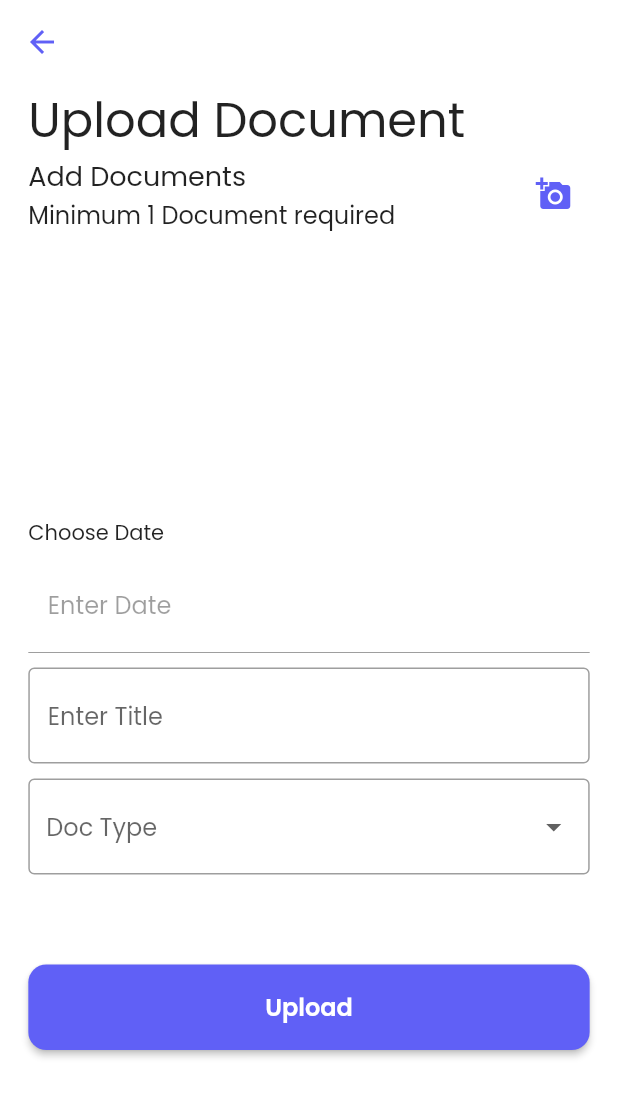
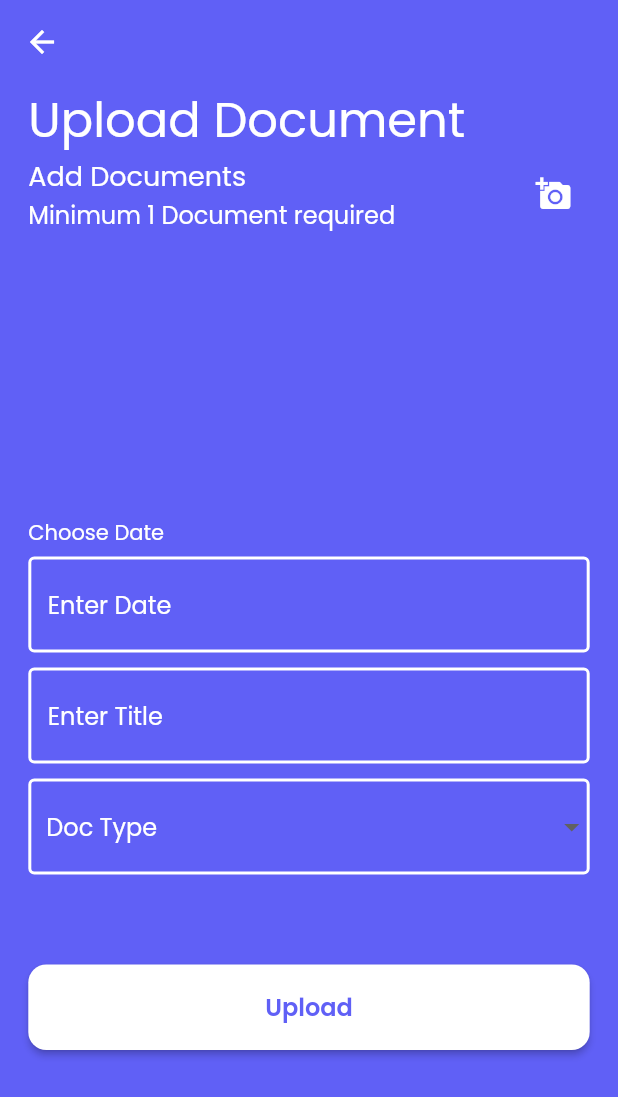
Before and after one commit to Debajyoti14/MamaVault, a Flutter app: the DocumentUpload screen opened directly, on a phone screen of 412 x 824 dp. Shown: the top 1097 px of the screen. Run offline on Flutter 3.47's test engine with Material 2 defaults, Android fonts, the phone set to English and light mode, and no system bars; our stand-ins replace accordion, circular_countdown_timer, cloud_firestore, file_picker, firebase_auth, firebase_core and 17 more; missing offline and left inert: clipboard, onboarding, pdf_render; accounts and stored records are empty; statements that could not run were skipped.

Commit message:
Upload Doc Color Changed to Purple

```diff
--- a/lib/resources/components/custom_text_field.dart
+++ b/lib/resources/components/custom_text_field.dart
@@ -13,6 +13,7 @@ class CustomTextField extends StatelessWidget {
   final double? width;
   final double? height;
   final bool isNumber;
+  final bool isPurple;
   const CustomTextField({
     super.key,
     this.obscureText = false,
@@ -26,6 +27,7 @@ class CustomTextField extends StatelessWidget {
     this.width,
     this.height,
     this.isNumber = false,
+    this.isPurple = false,
   });
 
   @override
@@ -35,18 +37,34 @@ class CustomTextField extends StatelessWidget {
       child: TextFormField(
         keyboardType: isNumber ? TextInputType.number : TextInputType.text,
         controller: controller,
+        cursorColor: isPurple ? Colors.white : AppColors.primaryPurple,
+        style:
+            TextStyle(color: isPurple ? Colors.white : AppColors.primaryPurple),
         decoration: InputDecoration(
-            focusedBorder: const OutlineInputBorder(
-              borderSide: BorderSide(color: AppColors.primaryPurple),
+          focusedBorder: OutlineInputBorder(
+            borderSide: BorderSide(
+              color: isPurple ? Colors.white : AppColors.primaryPurple,
+              width: isPurple ? 2 : 1,
             ),
-            enabledBorder: const OutlineInputBorder(
-              borderSide: BorderSide(color: Colors.grey),
+          ),
+          enabledBorder: OutlineInputBorder(
+            borderSide: BorderSide(
+              color: isPurple ? Colors.white : AppColors.primaryPurple,
+              width: isPurple ? 2 : 1,
             ),
-            contentPadding: EdgeInsets.symmetric(
-              vertical: height ?? 7,
-              horizontal: 13,
-            ),
-            hintText: hintText),
+          ),
+          contentPadding: EdgeInsets.symmetric(
+            vertical: height ?? 7,
+            horizontal: 13,
+          ),
+          hintText: hintText,
+          labelStyle: TextStyle(
+            color: isPurple ? Colors.white : AppColors.primaryPurple,
+          ),
+          hintStyle: TextStyle(
+            color: isPurple ? Colors.white : AppColors.primaryPurple,
+          ),
+        ),
         onSaved: onSaved,
         validator: validator,
       ),
--- a/lib/resources/components/primary_button.dart
+++ b/lib/resources/components/primary_button.dart
@@ -1,18 +1,22 @@
+// ignore_for_file: public_member_api_docs, sort_constructors_first
 import 'package:flutter/material.dart';
 import 'package:google_fonts/google_fonts.dart';
+
 import 'package:interrupt/resources/colors.dart';
 
 class PrimaryButton extends StatefulWidget {
   final String buttonTitle;
   final bool isLoading;
+  final bool isPurple;
 
   final void Function() onPressed;
   const PrimaryButton({
-    super.key,
+    Key? key,
     required this.buttonTitle,
+    this.isLoading = false,
+    this.isPurple = false,
     required this.onPressed,
-    this.isLoading = false,
-  });
+  }) : super(key: key);
 
   @override
   State<PrimaryButton> createState() => _PrimaryButtonState();
@@ -29,7 +33,8 @@ class _PrimaryButtonState extends State<PrimaryButton> {
         style: ElevatedButton.styleFrom(
           shape:
               RoundedRectangleBorder(borderRadius: BorderRadius.circular(12.0)),
-          backgroundColor: AppColors.primaryPurple,
+          backgroundColor:
+              widget.isPurple ? Colors.white : AppColors.primaryPurple,
           textStyle: TextStyle(
             fontFamily: GoogleFonts.poppins().fontFamily,
             fontWeight: FontWeight.w600,
@@ -37,14 +42,23 @@ class _PrimaryButtonState extends State<PrimaryButton> {
           ),
         ),
         child: widget.isLoading
-            ? const Center(
+            ? Center(
                 child: CircularProgressIndicator(
-                  color: Colors.white,
+                  color:
+                      widget.isPurple ? AppColors.primaryPurple : Colors.white,
                 ),
               )
             : Padding(
                 padding: const EdgeInsets.symmetric(horizontal: 8),
-                child: Text(widget.buttonTitle, textAlign: TextAlign.center),
+                child: Text(
+                  widget.buttonTitle,
+                  textAlign: TextAlign.center,
+                  style: TextStyle(
+                    color: widget.isPurple
+                        ? AppColors.primaryPurple
+                        : Colors.white,
+                  ),
+                ),
               ),
       ),
     );
--- a/lib/view/upload_document.dart
+++ b/lib/view/upload_document.dart
@@ -153,10 +153,11 @@ class _DocumentUploadState extends State<DocumentUpload> {
   @override
   Widget build(BuildContext context) {
     return Scaffold(
+      backgroundColor: AppColors.primaryPurple,
       appBar: AppBar(
         elevation: 0,
-        backgroundColor: Colors.white,
-        iconTheme: const IconThemeData(color: AppColors.primaryPurple),
+        backgroundColor: AppColors.primaryPurple,
+        iconTheme: const IconThemeData(color: Colors.white),
       ),
       body: Padding(
         padding: EdgeInsets.symmetric(horizontal: defaultPadding),
@@ -174,6 +175,7 @@ class _DocumentUploadState extends State<DocumentUpload> {
                       fontFamily:
                           GoogleFonts.poppins(fontWeight: FontWeight.bold)
                               .fontFamily,
+                      color: Colors.white,
                     ),
                   ),
                 ),
@@ -190,6 +192,7 @@ class _DocumentUploadState extends State<DocumentUpload> {
                               fontFamily: GoogleFonts.poppins(
                                       fontWeight: FontWeight.bold)
                                   .fontFamily,
+                              color: Colors.white,
                             ),
                           ),
                           Text(
@@ -199,13 +202,14 @@ class _DocumentUploadState extends State<DocumentUpload> {
                               fontFamily: GoogleFonts.poppins(
                                       fontWeight: FontWeight.w500)
                                   .fontFamily,
+                              color: Colors.white,
                             ),
                           ),
                         ],
                       ),
                       (fileList.isEmpty)
                           ? IconButton(
-                              color: AppColors.primaryPurple,
+                              color: Colors.white,
                               icon: const Icon(Icons.add_a_photo),
                               onPressed: () async {
                                 openPicker();
@@ -226,7 +230,7 @@ class _DocumentUploadState extends State<DocumentUpload> {
                             margin: const EdgeInsets.symmetric(vertical: 5),
                             decoration: BoxDecoration(
                               border: Border.all(
-                                  width: 2, color: AppColors.primaryPurple),
+                                  width: 2, color: Colors.grey.shade300),
                               color: const Color.fromARGB(255, 231, 231, 255),
                               borderRadius:
                                   const BorderRadius.all(Radius.circular(8)),
@@ -250,7 +254,10 @@ class _DocumentUploadState extends State<DocumentUpload> {
                 const SizedBox(height: 30),
                 const Align(
                   alignment: Alignment.centerLeft,
-                  child: Text("Choose Date"),
+                  child: Text(
+                    "Choose Date",
+                    style: TextStyle(color: Colors.white),
+                  ),
                 ),
                 const SizedBox(
                   height: 5,
@@ -267,16 +274,18 @@ class _DocumentUploadState extends State<DocumentUpload> {
                         return null;
                       }
                     },
-                    enabled: false,
+                    cursorColor: Colors.white,
+                    style: const TextStyle(color: Colors.white),
                     decoration: InputDecoration(
                       hintText: _selectedDate != null
                           ? formatDate(_selectedDate!)
                           : 'Enter Date',
+                      hintStyle: const TextStyle(color: Colors.white),
                       focusedBorder: const OutlineInputBorder(
-                        borderSide: BorderSide(color: AppColors.primaryPurple),
+                        borderSide: BorderSide(color: Colors.white, width: 2),
                       ),
                       enabledBorder: const OutlineInputBorder(
-                        borderSide: BorderSide(color: Colors.grey),
+                        borderSide: BorderSide(color: Colors.white, width: 2),
                       ),
                       contentPadding: const EdgeInsets.symmetric(
                         vertical: 20,
@@ -292,6 +301,7 @@ class _DocumentUploadState extends State<DocumentUpload> {
                   height: 20,
                   hintText: "Enter Title",
                   controller: docTitle,
+                  isPurple: true,
                   validator: (value) {
                     if (value.toString().isEmpty) {
                       return 'Title Required';
@@ -305,13 +315,25 @@ class _DocumentUploadState extends State<DocumentUpload> {
                 const SizedBox(
                   height: 10,
                 ),
-                SizedBox(
-                  child: DropdownButtonFormField<String>(
+                DropdownButtonFormField<String>(
                   decoration: const InputDecoration(
-                      border: OutlineInputBorder(),
+                    focusedBorder: OutlineInputBorder(
+                      borderSide: BorderSide(
+                        color: Colors.white,
+                        width: 2,
                       ),
-                    hint: const Text('Doc Type'),
-                    isExpanded: true,
+                    ),
+                    enabledBorder: OutlineInputBorder(
+                      borderSide: BorderSide(
+                        color: Colors.white,
+                        width: 2,
+                      ),
+                    ),
+                  ),
+                  hint: const Text(
+                    'Doc Type',
+                    style: TextStyle(color: Colors.white),
+                  ),
                   items: <String>[
                     'USG Report',
                     'Non-Stress Test',
@@ -336,13 +358,13 @@ class _DocumentUploadState extends State<DocumentUpload> {
                     }
                   },
                 ),
-                ),
                 const SizedBox(
                   height: 60,
                 ),
                 PrimaryButton(
                     buttonTitle: "Upload",
                     isLoading: isLoading,
+                    isPurple: true,
                     onPressed: () async {
                       if (formKey.currentState!.validate()) {
                         for (var file in fileList) {
```
Also changed, not shown: lib/view/upload_doc.dart (deleted, +0 -442 lines). Lines whose indentation alone changed are shown as unchanged.
